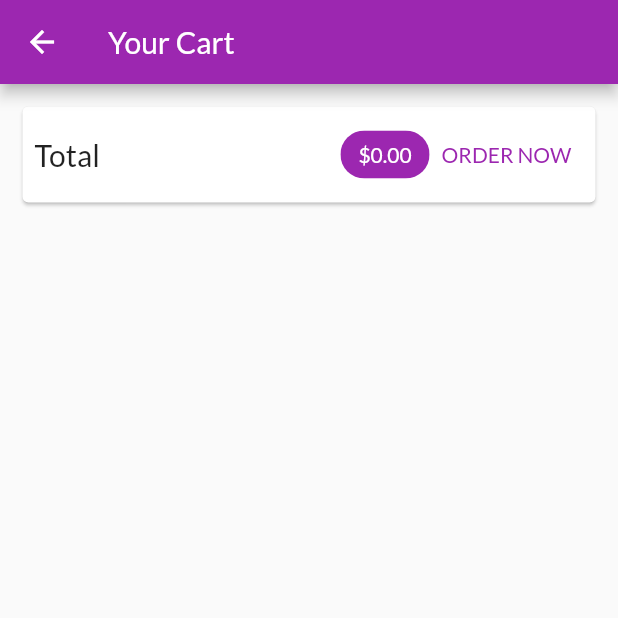
After one commit to bahrie127/shop_app_flutter_udemy_courses, a Flutter app: the CartScreen screen opened by its route, on a phone screen of 412 x 824 dp, the top half of it. The commit adds this screen. Run offline on Flutter 3.47's test engine with Material 2 defaults, Android fonts, the phone set to English and light mode, and no system bars; network calls fail.

Commit message:
Handle cart screen

```diff
--- a/lib/main.dart
+++ b/lib/main.dart
@@ -1,5 +1,6 @@
 import 'package:flutter/material.dart';
 import 'package:provider/provider.dart';
+import './screens/cart_screen.dart';
 import './providers/products.dart';
 import './screens/products_overview_screen.dart';
 import './providers/cart.dart';
@@ -29,6 +30,9 @@ class MyApp extends StatelessWidget {
           fontFamily: 'Lato',
         ),
         home: ProductsOverviewScreen(),
+        routes: {
+          CartScreen.routeName: (ctx) => CartScreen(),
+        },
       ),
     );
   }
--- /dev/null
+++ b/lib/screens/cart_screen.dart
@@ -0,0 +1,63 @@
+import 'package:flutter/material.dart';
+import 'package:provider/provider.dart';
+
+import '../providers/cart.dart' show Cart;
+import '../widgets/cart_item.dart' show CartItemWidget;
+
+class CartScreen extends StatelessWidget {
+  static const routeName = '/cart';
+  @override
+  Widget build(BuildContext context) {
+    final cart = Provider.of<Cart>(context);
+    return Scaffold(
+      appBar: AppBar(
+        title: Text('Your Cart'),
+      ),
+      body: Column(
+        children: [
+          Card(
+            margin: EdgeInsets.all(15),
+            child: Padding(
+              padding: EdgeInsets.all(8),
+              child: Row(
+                mainAxisAlignment: MainAxisAlignment.spaceBetween,
+                children: [
+                  Text(
+                    'Total',
+                    style: TextStyle(fontSize: 20),
+                  ),
+                  Spacer(),
+                  Chip(
+                    label: Text(
+                      '\$${cart.totalAmount.toStringAsFixed(2)}',
+                      style: TextStyle(color: Colors.white),
+                    ),
+                    backgroundColor: Theme.of(context).primaryColor,
+                  ),
+                  TextButton(
+                    onPressed: () {},
+                    child: Text('ORDER NOW'),
+                    style: TextButton.styleFrom(
+                      primary: Theme.of(context).primaryColor,
+                    ),
+                  ),
+                ],
+              ),
+            ),
+          ),
+          SizedBox(
+            height: 10,
+          ),
+          Expanded(
+              child: ListView.builder(
+            itemCount: cart.items.length,
+            itemBuilder: (ctx, i) => CartItemWidget(
+              cart.items.keys.toList()[i],
+              cart.items.values.toList()[i],
+            ),
+          ))
+        ],
+      ),
+    );
+  }
+}
--- a/lib/screens/products_overview_screen.dart
+++ b/lib/screens/products_overview_screen.dart
@@ -1,5 +1,6 @@
 import 'package:provider/provider.dart';
 import 'package:flutter/material.dart';
+import '../screens/cart_screen.dart';
 import '../widgets/badge.dart';
 import '../widgets/products_grid.dart';
 import '../providers/cart.dart';
@@ -28,7 +29,9 @@ class _ProductsOverviewScreenState extends State<ProductsOverviewScreen> {
               icon: Icon(
                 Icons.shopping_cart,
               ),
-              onPressed: (){},
+              onPressed: (){
+                Navigator.of(context).pushNamed(CartScreen.routeName);
+              },
             ),
           ),
           PopupMenuButton(
```
Also changed, not shown: lib/widgets/cart_item.dart (added, +59 -0 lines).
